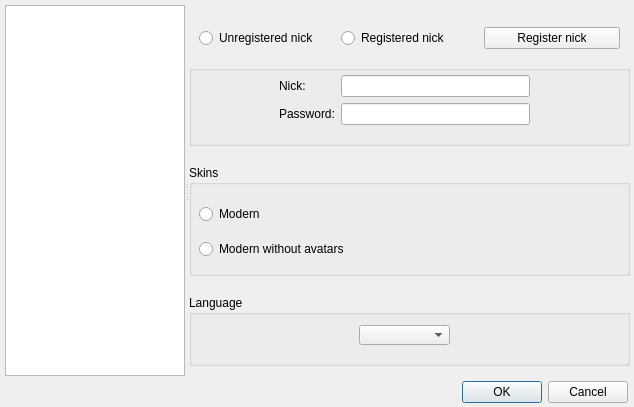
Before: the Qt Designer form ui/options.ui in gitter-badger/simplechatclient, drawn with Qt 5.
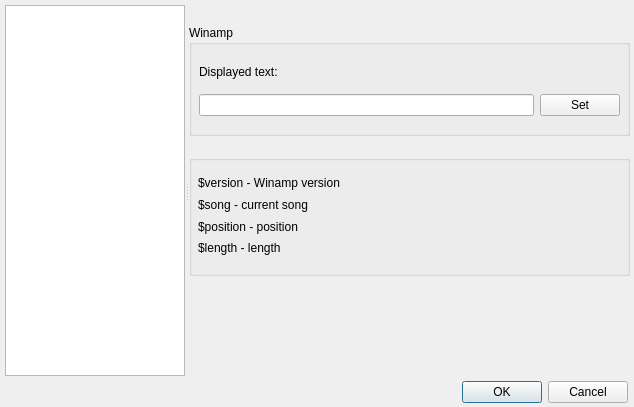
After: the same form once the commit is applied. The open tabs and pages were chosen to show the change. Icons and pictures are not drawn.

Commit message: added winamp page in options

Diff of the .ui file:
```diff
--- a/ui/options.ui
+++ b/ui/options.ui
@@ -1170,6 +1170,107 @@
       </widget>
      </widget>
     </widget>
+    <widget class="QWidget" name="page_9">
+     <widget class="QGroupBox" name="groupBox_winamp">
+      <property name="geometry">
+       <rect>
+        <x>0</x>
+        <y>20</y>
+        <width>441</width>
+        <height>111</height>
+       </rect>
+      </property>
+      <property name="title">
+       <string>Winamp</string>
+      </property>
+      <widget class="QWidget" name="verticalLayoutWidget_4">
+       <property name="geometry">
+        <rect>
+         <x>10</x>
+         <y>30</y>
+         <width>421</width>
+         <height>61</height>
+        </rect>
+       </property>
+       <layout class="QVBoxLayout" name="verticalLayout_4">
+        <item>
+         <widget class="QLabel" name="label_winamp_text">
+          <property name="text">
+           <string>Displayed text:</string>
+          </property>
+         </widget>
+        </item>
+        <item>
+         <layout class="QHBoxLayout" name="horizontalLayout_8">
+          <item>
+           <widget class="QLineEdit" name="lineEdit_winamp"/>
+          </item>
+          <item>
+           <widget class="QPushButton" name="pushButton_set_winamp">
+            <property name="text">
+             <string>Set</string>
+            </property>
+           </widget>
+          </item>
+         </layout>
+        </item>
+       </layout>
+      </widget>
+     </widget>
+     <widget class="QGroupBox" name="groupBox_winamp_summary">
+      <property name="geometry">
+       <rect>
+        <x>0</x>
+        <y>150</y>
+        <width>441</width>
+        <height>121</height>
+       </rect>
+      </property>
+      <property name="title">
+       <string/>
+      </property>
+      <widget class="QWidget" name="verticalLayoutWidget_5">
+       <property name="geometry">
+        <rect>
+         <x>9</x>
+         <y>20</y>
+         <width>421</width>
+         <height>81</height>
+        </rect>
+       </property>
+       <layout class="QVBoxLayout" name="verticalLayout_5">
+        <item>
+         <widget class="QLabel" name="label_winamp_version">
+          <property name="text">
+           <string>$version - Winamp version</string>
+          </property>
+         </widget>
+        </item>
+        <item>
+         <widget class="QLabel" name="label_winamp_song">
+          <property name="text">
+           <string>$song - current song</string>
+          </property>
+         </widget>
+        </item>
+        <item>
+         <widget class="QLabel" name="label_winamp_position">
+          <property name="text">
+           <string>$position - position</string>
+          </property>
+         </widget>
+        </item>
+        <item>
+         <widget class="QLabel" name="label_winamp_length">
+          <property name="text">
+           <string>$length - length</string>
+          </property>
+         </widget>
+        </item>
+       </layout>
+      </widget>
+     </widget>
+    </widget>
    </widget>
   </widget>
  </widget>
```
The commit also changes 6 other files.
